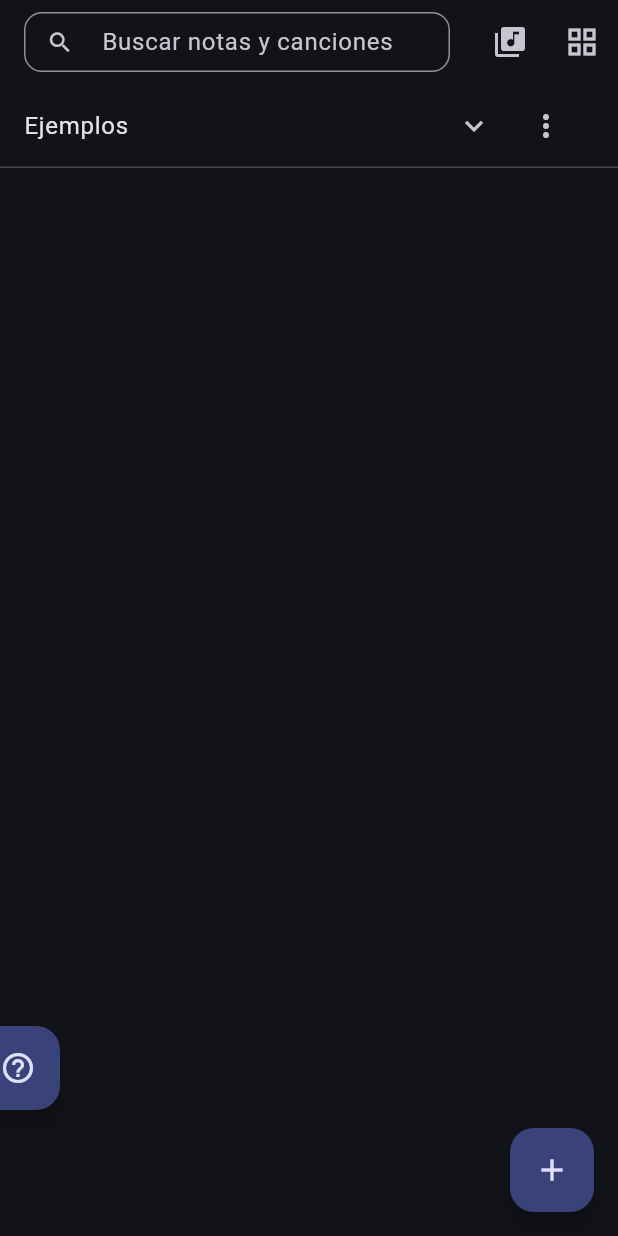
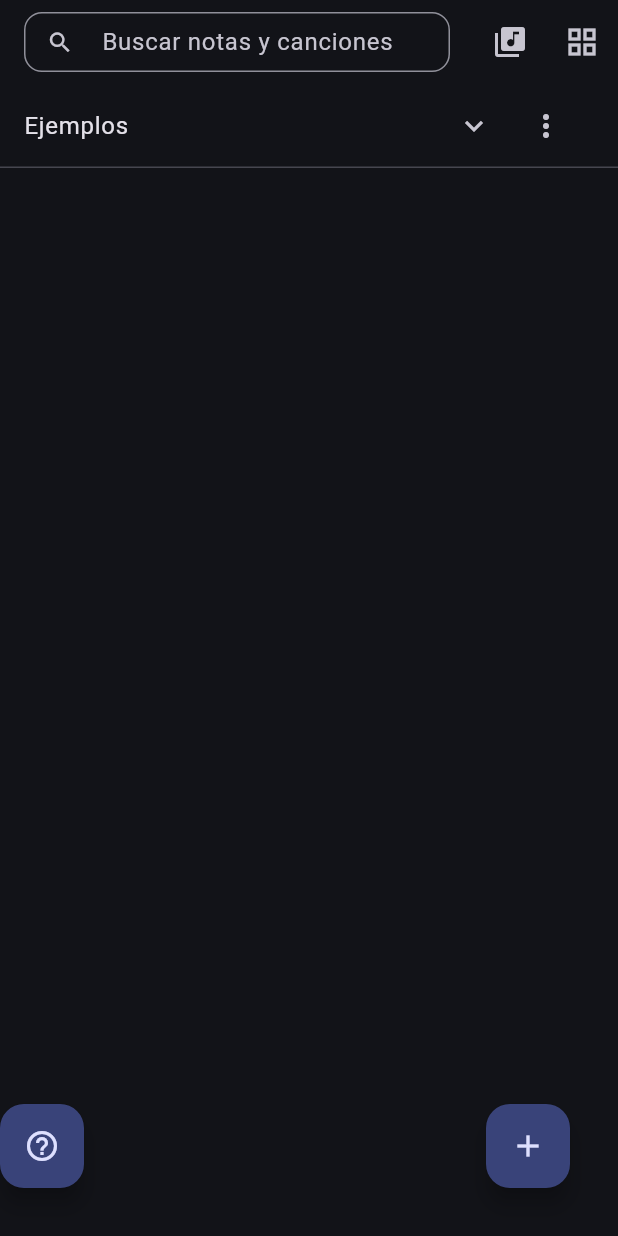
Before and after one commit to salvadorangulobaez/chord-vault, a Flutter app: the screen it shows after launch, on a phone screen of 412 x 824 dp. Run offline on Flutter 3.47's test engine with Material 3 defaults, Android fonts, the phone set to English and light mode, and no system bars; our stand-ins replace flutter_riverpod, hive, hive_flutter; accounts and stored records are empty.

Commit message:
UX: botón de ayuda (?) alineado al +; persistir vista lista/mosaico en settings; desactivar splashes/highlights sonoros

```diff
--- a/lib/main.dart
+++ b/lib/main.dart
@@ -24,6 +24,10 @@ class MyApp extends StatelessWidget {
           brightness: Brightness.dark,
         ),
         useMaterial3: true,
+        splashFactory: NoSplash.splashFactory,
+        splashColor: Colors.transparent,
+        highlightColor: Colors.transparent,
+        hoverColor: Colors.transparent,
       ),
       home: const HomeScreen(),
     );
--- a/lib/providers/app_providers.dart
+++ b/lib/providers/app_providers.dart
@@ -7,16 +7,18 @@ import '../services/storage/hive_service.dart';
 final settingsProvider = StateProvider<SettingsState>((ref) => SettingsState());
 
 class SettingsState {
-  SettingsState({this.preferSharps = true, this.fontScale = 1.0, this.readOnlyMode = false});
+  SettingsState({this.preferSharps = true, this.fontScale = 1.0, this.readOnlyMode = false, this.gridView = false});
   final bool preferSharps;
   final double fontScale;
   final bool readOnlyMode;
+  final bool gridView;
 
-  SettingsState copyWith({bool? preferSharps, double? fontScale, bool? readOnlyMode}) =>
+  SettingsState copyWith({bool? preferSharps, double? fontScale, bool? readOnlyMode, bool? gridView}) =>
       SettingsState(
         preferSharps: preferSharps ?? this.preferSharps,
         fontScale: fontScale ?? this.fontScale,
         readOnlyMode: readOnlyMode ?? this.readOnlyMode,
+        gridView: gridView ?? this.gridView,
       );
 }
 
--- a/lib/screens/home_screen.dart
+++ b/lib/screens/home_screen.dart
@@ -14,7 +14,17 @@ class HomeScreen extends ConsumerWidget {
   @override
   Widget build(BuildContext context, WidgetRef ref) {
     final notes = ref.watch(notesProvider);
-    final viewAsGrid = ref.watch(_viewModeProvider); // false=list, true=grid
+    final settings = ref.watch(settingsProvider);
+    final viewAsGrid = settings.gridView; // false=list, true=grid
+    // Inicializar gridView desde Hive si no está configurado
+    if (!ref.read(_initializedPrefProvider)) {
+      final persisted = HiveService.settingsBox.get('gridView') as bool?;
+      if (persisted != null && persisted != viewAsGrid) {
+        final s = ref.read(settingsProvider);
+        ref.read(settingsProvider.notifier).state = s.copyWith(gridView: persisted);
+      }
+      ref.read(_initializedPrefProvider.notifier).state = true;
+    }
     final query = ref.watch(_searchQueryProvider);
     final q = query.trim().toLowerCase();
     final filtered = q.isEmpty
@@ -59,7 +69,12 @@ class HomeScreen extends ConsumerWidget {
           IconButton(
             tooltip: viewAsGrid ? 'Vista lista' : 'Vista mosaicos',
             icon: Icon(viewAsGrid ? Icons.view_list : Icons.grid_view),
-            onPressed: () => ref.read(_viewModeProvider.notifier).state = !viewAsGrid,
+            onPressed: () {
+              final s = ref.read(settingsProvider);
+              ref.read(settingsProvider.notifier).state = s.copyWith(gridView: !viewAsGrid);
+              // Persistir en Hive settings simple
+              HiveService.settingsBox.put('gridView', !viewAsGrid);
+            },
           ),
         ],
       ),
@@ -171,12 +186,12 @@ class HomeScreen extends ConsumerWidget {
                 );
               },
             ),
-      floatingActionButton: Column(
-        mainAxisSize: MainAxisSize.min,
-        crossAxisAlignment: CrossAxisAlignment.end,
+      floatingActionButton: Stack(
+        alignment: Alignment.bottomCenter,
         children: [
-          Align(
-            alignment: Alignment.bottomLeft,
+          Positioned(
+            left: 16,
+            bottom: 16,
             child: FloatingActionButton(
               heroTag: 'help-fab',
               onPressed: () {
@@ -185,8 +200,10 @@ class HomeScreen extends ConsumerWidget {
               child: const Icon(Icons.help_outline),
             ),
           ),
-          const SizedBox(height: 12),
-          FloatingActionButton(
+          Positioned(
+            right: 16,
+            bottom: 16,
+            child: FloatingActionButton(
               heroTag: 'add-fab',
               onPressed: () {
                 final id = HiveService.newId();
@@ -206,6 +223,7 @@ class HomeScreen extends ConsumerWidget {
               },
               child: const Icon(Icons.add),
             ),
+          ),
         ],
       ),
     );
@@ -215,6 +233,7 @@ class HomeScreen extends ConsumerWidget {
 final _viewModeProvider = StateProvider<bool>((ref) => false);
 final _searchQueryProvider = StateProvider<String>((ref) => '');
 final _expandedNotesProvider = StateProvider<Set<String>>((ref) => <String>{});
+final _initializedPrefProvider = StateProvider<bool>((ref) => false);
 
 class _NoteMenu extends ConsumerWidget {
   const _NoteMenu({required this.note});
--- a/lib/services/storage/hive_service.dart
+++ b/lib/services/storage/hive_service.dart
@@ -28,6 +28,9 @@ class HiveService {
       Hive.openBox<Song>(libraryBoxName),
       Hive.openBox(settingsBoxName),
     ]);
+    // Cargar preferencias iniciales si existen
+    final box = Hive.box(settingsBoxName);
+    // gridView persisted can be read by UI via settingsProvider initialization if desired
   }
 
   static Box<Note> get notesBox => Hive.box<Note>(notesBoxName);
```
Lines whose indentation alone changed are shown as unchanged.
